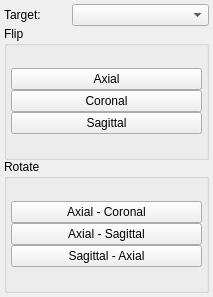
The window that src/Interface/ToolInterface/FlipToolInterface.ui (SCIInstitute/Seg3D) describes before a commit, drawn with Qt 5.
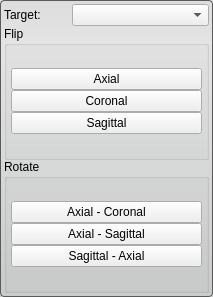
The same window after the commit.

Commit message: updates to all tool interfaces

What changed in the file:
```diff
--- a/src/Interface/ToolInterface/FlipToolInterface.ui
+++ b/src/Interface/ToolInterface/FlipToolInterface.ui
@@ -37,6 +37,13 @@
   <property name="windowTitle">
    <string>Flip Tool</string>
   </property>
+  <property name="styleSheet">
+   <string notr="true">QWidget#FlipToolInterface{
+  border-radius: 4px;
+  border: 1px solid rgb(90, 90, 90);
+  background-color: qlineargradient(spread:pad, x1:0.5, y1:0, x2:0.5, y2:0.960227, stop:0 rgba(221, 221, 221, 255), stop:0.155779 rgba(228, 228, 228, 255), stop:1 rgba(202, 204, 204, 255));      
+}</string>
+  </property>
   <layout class="QVBoxLayout" name="verticalLayout_3">
    <property name="spacing">
     <number>0</number>
```
The commit also changes 26 other files.
